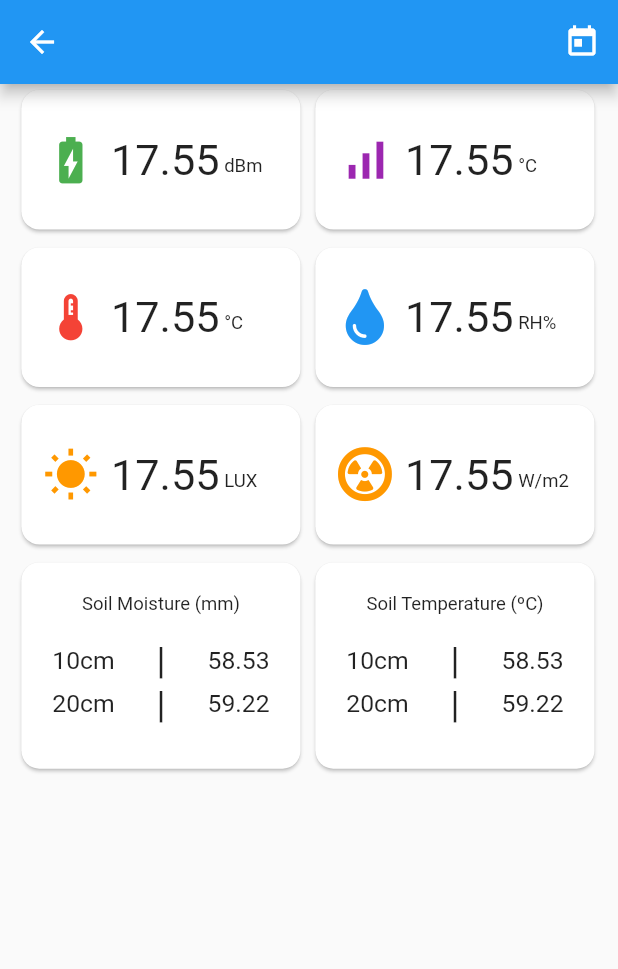
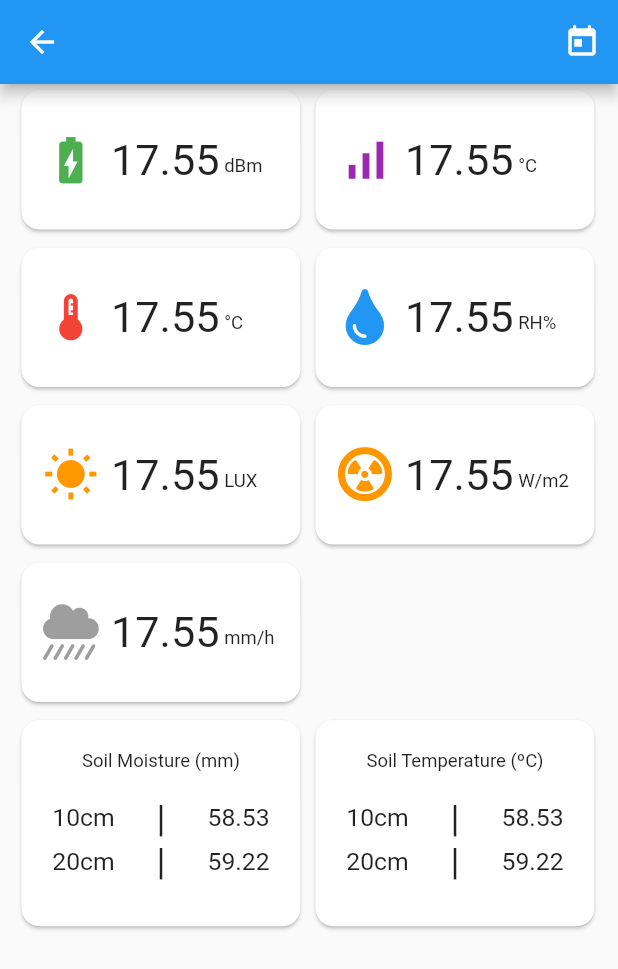
Before and after one commit to tshuenhau/pycnomobile, a Flutter app: the SensorSummaryPage screen opened directly with empty values, on a phone screen of 412 x 824 dp. Shown: the top 969 px of the screen. Run offline on Flutter 3.47's test engine with Material 2 defaults, Android fonts, the phone set to English and light mode, and no system bars; our stand-ins replace font_awesome_flutter, get, persistent_bottom_nav_bar; network calls fail; statements that could not run were skipped.

Commit message:
minor layout changes

```diff
--- a/lib/builders/SummaryCardBuilder.dart
+++ b/lib/builders/SummaryCardBuilder.dart
@@ -2,6 +2,7 @@ import 'package:flutter/material.dart';
 import 'package:pycnomobile/model/Sensor.dart';
 import 'package:pycnomobile/widgets/BasicSummaryCard.dart';
 import 'package:font_awesome_flutter/font_awesome_flutter.dart';
+import 'package:pycnomobile/widgets/BlankBasicSummaryCard.dart';
 import 'package:pycnomobile/widgets/MultiSummaryCard.dart';
 
 List<Widget> buildSummaryCards(Sensor sensor) {
@@ -39,6 +40,14 @@ List<Widget> buildSummaryCards(Sensor sensor) {
       color: Colors.orange,
       value: 17.55,
       unit: "W/m2"));
+  summaryCards.add(new BasicSummaryCard(
+      icon: FontAwesomeIcons.cloudShowersHeavy, // Solar Radiation
+      color: Colors.grey,
+      value: 17.55,
+      unit: "mm/h"));
+
+  summaryCards.add(
+      new BlankBasicSummaryCard()); //! blank card just to make things look nicer for now, u can ignore this one.
 
 //! below is the multi summary cards for soil moisture and temp its not 100% finished but u can use it alr. 1 thing im not sure about for this is the units especially the 10cm, 20cm part
   summaryCards.add(new MultiSummaryCard(
--- a/lib/screens/SensorSummaryPage.dart
+++ b/lib/screens/SensorSummaryPage.dart
@@ -22,6 +22,8 @@ class SensorSummaryPage extends StatelessWidget {
           child: Align(
             alignment: Alignment.topLeft,
             child: Wrap(
+              direction: Axis.horizontal,
+              alignment: WrapAlignment.start,
               spacing: 2, // gap between adjacent chips
               runSpacing: 4.0, // gap between lines
               children: buildSummaryCards(sensor),
--- /dev/null
+++ b/lib/widgets/BlankBasicSummaryCard.dart
@@ -0,0 +1,23 @@
+import 'package:flutter/material.dart';
+
+class BlankBasicSummaryCard extends StatelessWidget {
+  const BlankBasicSummaryCard({
+    Key? key,
+  }) : super(key: key);
+
+  @override
+  Widget build(BuildContext context) {
+    return Opacity(
+      opacity: 0,
+      child: Card(
+          color: Colors.transparent,
+          shape: RoundedRectangleBorder(
+            borderRadius: BorderRadius.circular(12.0),
+          ),
+          child: SizedBox(
+            width: MediaQuery.of(context).size.width * 1 / 2 - 20,
+            height: MediaQuery.of(context).size.height * 1 / 8 - 10,
+          )),
+    );
+  }
+}
```
